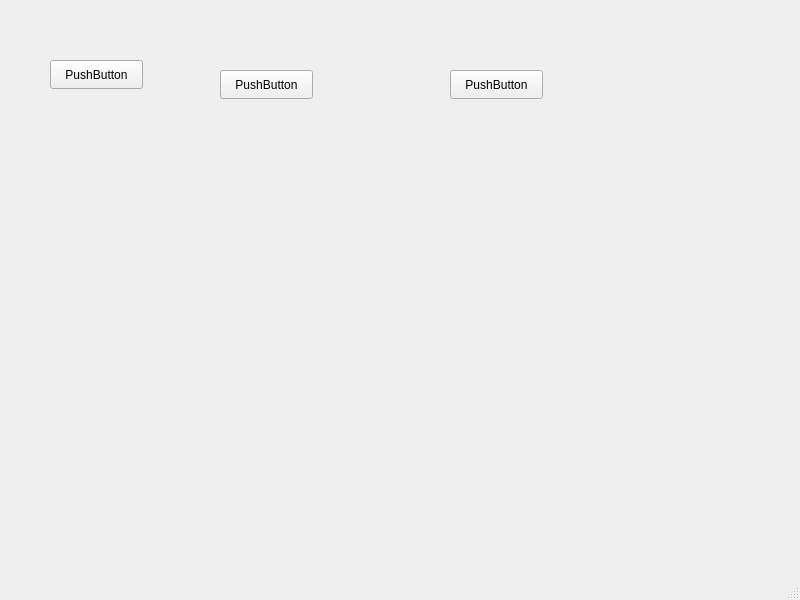
Old version of the form mainwindow.ui in the repository msiu7/Hockey-Simulation-Engine.
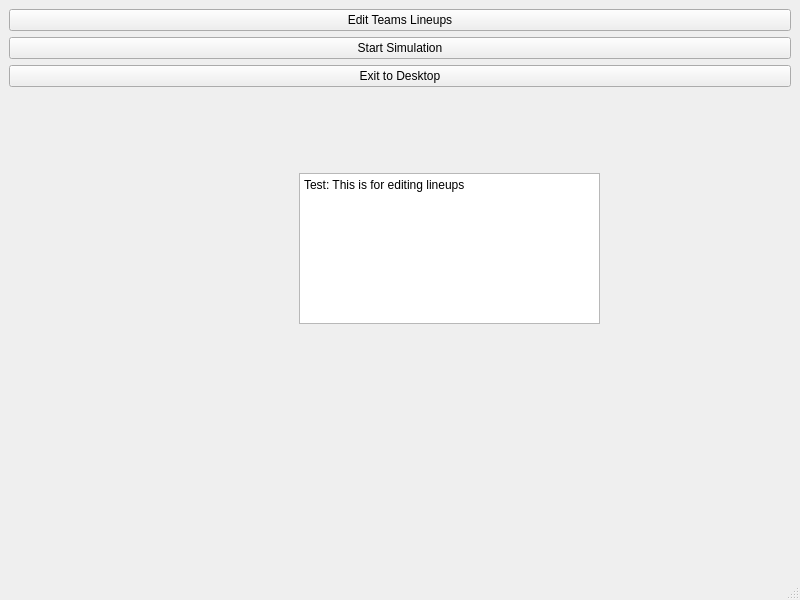
New version of the form. The open tabs and pages were chosen to show the change.

Commit message: Added some widget navigation.

```diff
--- a/mainwindow.ui
+++ b/mainwindow.ui
@@ -14,47 +14,71 @@
    <string>MainWindow</string>
   </property>
   <widget class="QWidget" name="centralwidget">
-   <widget class="QPushButton" name="pushButton">
-    <property name="geometry">
-     <rect>
-      <x>50</x>
-      <y>60</y>
-      <width>93</width>
-      <height>29</height>
-     </rect>
-    </property>
+   <layout class="QGridLayout" name="gridLayout">
+    <item row="0" column="0">
+     <widget class="QPushButton" name="editTeamsLineups">
+      <property name="text">
+       <string>Edit Teams Lineups</string>
+      </property>
+     </widget>
+    </item>
+    <item row="1" column="0">
+     <widget class="QPushButton" name="startSim">
     <property name="text">
-     <string>PushButton</string>
-    </property>
-   </widget>
-   <widget class="QPushButton" name="pushButton_2">
+       <string>Start Simulation</string>
+      </property>
+     </widget>
+    </item>
+    <item row="2" column="0">
+     <widget class="QPushButton" name="exitApp">
+      <property name="text">
+       <string>Exit to Desktop</string>
+      </property>
+     </widget>
+    </item>
+    <item row="3" column="0">
+     <widget class="QStackedWidget" name="stackedWidget">
+      <property name="currentIndex">
+       <number>0</number>
+      </property>
+      <widget class="QWidget" name="emptyPage"/>
+      <widget class="QWidget" name="pageEditLineUps">
+       <widget class="QTextEdit" name="textEdit">
     <property name="geometry">
      <rect>
-      <x>220</x>
-      <y>70</y>
-      <width>93</width>
-      <height>29</height>
-     </rect>
-    </property>
-    <property name="text">
-     <string>PushButton</string>
-    </property>
-   </widget>
-   <widget class="QPushButton" name="pushButton_3">
+          <x>290</x>
+          <y>80</y>
+          <width>301</width>
+          <height>151</height>
+         </rect>
+        </property>
+        <property name="html">
+         <string>&lt;!DOCTYPE HTML PUBLIC &quot;-//W3C//DTD HTML 4.0//EN&quot; &quot;http://www.w3.org/TR/REC-html40/strict.dtd&quot;&gt;
+&lt;html&gt;&lt;head&gt;&lt;meta name=&quot;qrichtext&quot; content=&quot;1&quot; /&gt;&lt;meta charset=&quot;utf-8&quot; /&gt;&lt;style type=&quot;text/css&quot;&gt;
+p, li { white-space: pre-wrap; }
+hr { height: 1px; border-width: 0; }
+li.unchecked::marker { content: &quot;\2610&quot;; }
+li.checked::marker { content: &quot;\2612&quot;; }
+&lt;/style&gt;&lt;/head&gt;&lt;body style=&quot; font-family:'Segoe UI'; font-size:9pt; font-weight:400; font-style:normal;&quot;&gt;
+&lt;p style=&quot; margin-top:0px; margin-bottom:0px; margin-left:0px; margin-right:0px; -qt-block-indent:0; text-indent:0px;&quot;&gt;Test: This is for editing lineups&lt;/p&gt;&lt;/body&gt;&lt;/html&gt;</string>
+        </property>
+       </widget>
+      </widget>
+      <widget class="QWidget" name="pageExitTest">
+       <widget class="QScrollBar" name="verticalScrollBar">
     <property name="geometry">
      <rect>
-      <x>450</x>
-      <y>70</y>
-      <width>93</width>
-      <height>29</height>
-     </rect>
-    </property>
-    <property name="text">
-     <string>PushButton</string>
-    </property>
-   </widget>
-  </widget>
-  <widget class="QMenuBar" name="menubar">
+          <x>370</x>
+          <y>160</y>
+          <width>16</width>
+          <height>160</height>
+         </rect>
+        </property>
+        <property name="orientation">
+         <enum>Qt::Orientation::Vertical</enum>
+        </property>
+       </widget>
+       <widget class="QTimeEdit" name="timeEdit">
    <property name="geometry">
     <rect>
      <x>0</x>
@@ -63,6 +87,11 @@
      <height>26</height>
     </rect>
    </property>
+       </widget>
+      </widget>
+     </widget>
+    </item>
+   </layout>
   </widget>
   <widget class="QStatusBar" name="statusbar"/>
  </widget>
```
Left out of the diff: 6 changed lines with no effect on the pictures. Lines whose indentation alone changed are shown as unchanged. The commit also changes 4 other files.
